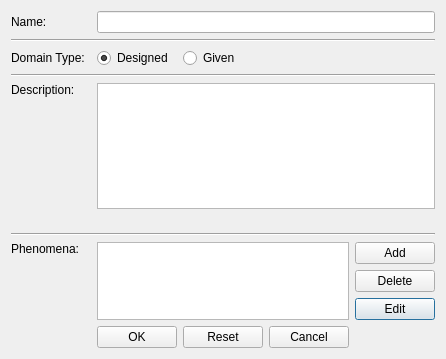
Before: the Qt Designer form editdomain.ui in mtkloepf/ProF, drawn with Qt 5.
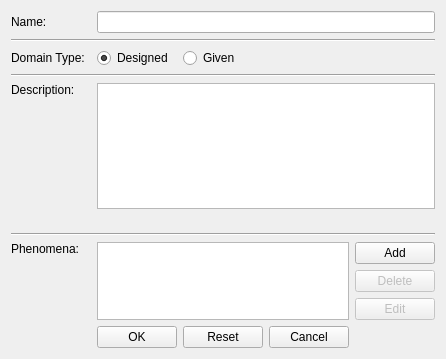
After: the same form once the commit is applied.

Commit message: Added functionality for the reset button in the edit domain dialog. Also fixed line spacing issues in the domain files

The edit to the form file:
```diff
--- a/editdomain.ui
+++ b/editdomain.ui
@@ -16,6 +16,9 @@
   <layout class="QGridLayout" name="gridLayout">
    <item row="17" column="5">
     <widget class="QPushButton" name="editPhenomena">
+     <property name="enabled">
+      <bool>false</bool>
+     </property>
      <property name="text">
       <string>Edit</string>
      </property>
@@ -126,9 +129,15 @@
    </item>
    <item row="16" column="5">
     <widget class="QPushButton" name="deletePhenomena">
+     <property name="enabled">
+      <bool>false</bool>
+     </property>
      <property name="text">
       <string>Delete</string>
      </property>
+     <property name="checkable">
+      <bool>false</bool>
+     </property>
     </widget>
    </item>
    <item row="9" column="2" colspan="4">
```
Left out of the diff: 5 changed lines with no effect on the pictures. The commit also changes 4 other files.
